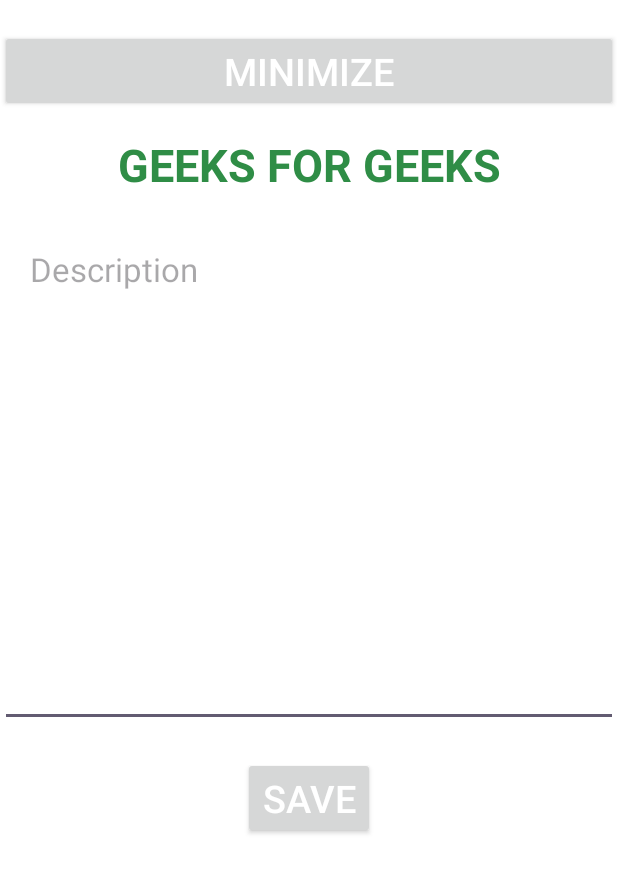
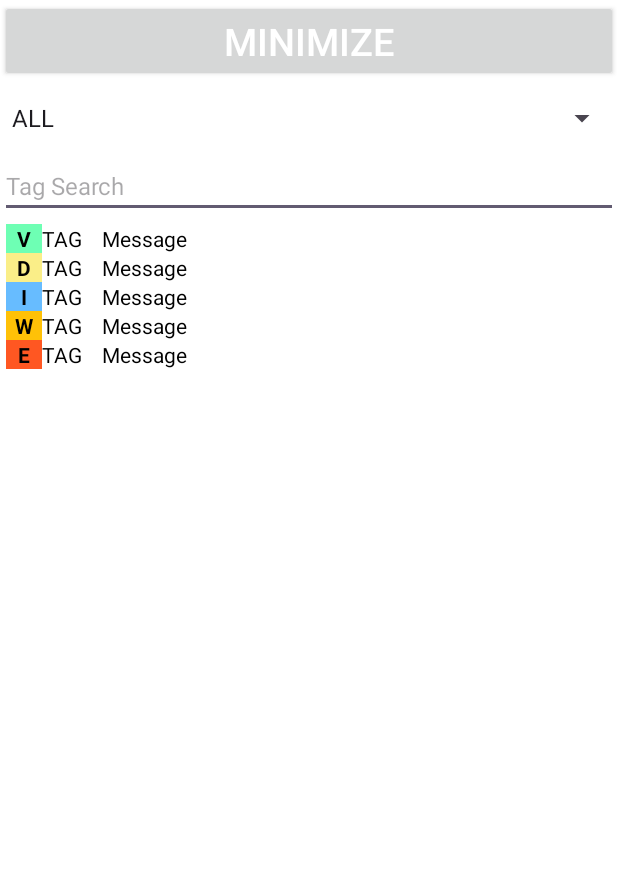
Before and after one commit to devapro/timber-log-viewer, an Android app: the LogActivity screen opened directly, with no data from a screen before it, on a phone screen of 412 x 824 dp. Shown: the top 873 px of the screen. Run offline under Robolectric (Android 15) with nearby library versions, the phone set to English and light mode, and no system bars.

Commit message:
activity UI

```diff
--- a/timber-repiter/src/main/java/com/github/devapro/logcat/timber/LogActivity.kt
+++ b/timber-repiter/src/main/java/com/github/devapro/logcat/timber/LogActivity.kt
@@ -2,12 +2,53 @@ package com.github.devapro.logcat.timber
 
 import android.app.Activity
 import android.os.Bundle
+import android.view.View
+import android.widget.AdapterView
+import android.widget.ArrayAdapter
+import android.widget.Spinner
+import androidx.recyclerview.widget.RecyclerView
+import com.github.devapro.logcat.timber.data.TestData
+import com.github.devapro.logcat.timber.model.LogType
+import com.github.devapro.logcat.timber.ui.LogAdapter
 
 class LogActivity : Activity() {
 
     override fun onCreate(savedInstanceState: Bundle?) {
         super.onCreate(savedInstanceState)
         setContentView(R.layout.activity_log)
+
+        val logAdapter = LogAdapter()
+        val logList = findViewById<RecyclerView>(R.id.log_list)
+        logList.adapter = logAdapter
+        logAdapter.setItems(TestData.logs)
+
+        val spinner = findViewById<Spinner>(R.id.log_type_spinner)
+        val items = LogType.entries.map { it.name }
+        val adapter = ArrayAdapter(
+            this,
+            android.R.layout.simple_spinner_dropdown_item,
+            listOf("ALL") + items
+        )
+        spinner.setAdapter(adapter)
+        spinner.onItemSelectedListener = object : AdapterView.OnItemSelectedListener {
+            override fun onItemSelected(
+                arg0: AdapterView<*>?,
+                arg1: View?,
+                arg2: Int,
+                arg3: Long
+            ) {
+                // Do what you want
+                val items = spinner.selectedItem.toString()
+            }
+
+            override fun onNothingSelected(arg0: AdapterView<*>?) {}
+        }
+
+        val minimizeBtn = findViewById<View>(R.id.minimize_btn)
+        minimizeBtn.setOnClickListener {
+
+            finish()
+        }
     }
 
 }
--- a/timber-repiter/src/main/java/com/github/devapro/logcat/timber/ui/LogAdapter.kt
+++ b/timber-repiter/src/main/java/com/github/devapro/logcat/timber/ui/LogAdapter.kt
@@ -2,6 +2,7 @@ package com.github.devapro.logcat.timber.ui
 
 import android.view.LayoutInflater
 import android.view.ViewGroup
+import androidx.recyclerview.widget.DiffUtil
 import androidx.recyclerview.widget.RecyclerView
 import com.github.devapro.logcat.timber.R
 import com.github.devapro.logcat.timber.model.LogItemModel
@@ -11,9 +12,11 @@ class LogAdapter: RecyclerView.Adapter<LogItemViewHolder>() {
     private val items = mutableListOf<LogItemModel>()
 
     fun setItems(newItems: List<LogItemModel>) {
+        val diffCallback = LogDiffCallback(items, newItems)
+        val diffResult = DiffUtil.calculateDiff(diffCallback)
         items.clear()
         items.addAll(newItems)
-        notifyDataSetChanged()
+        diffResult.dispatchUpdatesTo(this)
     }
 
     override fun onCreateViewHolder(parent: ViewGroup, viewType: Int): LogItemViewHolder {
--- /dev/null
+++ b/timber-repiter/src/main/java/com/github/devapro/logcat/timber/ui/LogDiffCallback.kt
@@ -0,0 +1,26 @@
+package com.github.devapro.logcat.timber.ui
+
+import androidx.recyclerview.widget.DiffUtil
+import com.github.devapro.logcat.timber.model.LogItemModel
+
+class LogDiffCallback(
+    private val oldList: List<LogItemModel>,
+    private val newList: List<LogItemModel>
+) : DiffUtil.Callback() {
+
+        override fun getOldListSize(): Int {
+            return oldList.size
+        }
+
+        override fun getNewListSize(): Int {
+            return newList.size
+        }
+
+        override fun areItemsTheSame(oldItemPosition: Int, newItemPosition: Int): Boolean {
+            return oldList[oldItemPosition].time == newList[newItemPosition].time
+        }
+
+        override fun areContentsTheSame(oldItemPosition: Int, newItemPosition: Int): Boolean {
+            return oldList[oldItemPosition] == newList[newItemPosition]
+        }
+}
--- a/timber-repiter/src/main/res/layout/activity_log.xml
+++ b/timber-repiter/src/main/res/layout/activity_log.xml
@@ -9,10 +9,10 @@
     tools:context=".LogActivity">
 
     <Button
-        android:id="@+id/buttonMinimize"
+        android:id="@+id/minimize_btn"
         android:layout_width="0dp"
         android:layout_height="wrap_content"
-        android:layout_marginTop="20dp"
+        android:layout_marginBottom="20dp"
         android:text="MINIMIZE"
         android:textColor="@android:color/white"
         android:textSize="25sp"
@@ -20,46 +20,37 @@
         app:layout_constraintStart_toStartOf="parent"
         app:layout_constraintTop_toTopOf="parent" />
 
-    <TextView
-        android:id="@+id/titleText"
-        android:layout_width="match_parent"
-        android:layout_height="70dp"
-        android:gravity="center"
-        android:text="GEEKS FOR GEEKS"
-        android:textColor="@color/primary_bg"
-        android:textSize="30sp"
-        android:textStyle="bold"
+    <Spinner
+        android:id="@+id/log_type_spinner"
+        android:layout_width="0dp"
+        android:layout_height="wrap_content"
         app:layout_constraintEnd_toEndOf="parent"
         app:layout_constraintStart_toStartOf="parent"
-        app:layout_constraintTop_toBottomOf="@+id/buttonMinimize" />
+        app:layout_constraintTop_toBottomOf="@+id/minimize_btn"
+        />
 
     <EditText
-        android:id="@+id/descEditText"
-        android:layout_width="match_parent"
-        android:layout_height="330dp"
-        android:layout_marginTop="10dp"
-        android:gravity="start"
-        android:hint="Description"
-        android:paddingLeft="20dp"
-        android:paddingTop="10dp"
-        android:paddingRight="20dp"
-        android:paddingBottom="10dp"
+        android:id="@+id/tag_search"
+        android:layout_width="0dp"
+        android:layout_height="wrap_content"
+        android:hint="Tag Search"
         android:textColor="@android:color/black"
-        android:textSize="22sp"
+        android:textSize="16sp"
         app:layout_constraintEnd_toEndOf="parent"
         app:layout_constraintStart_toStartOf="parent"
-        app:layout_constraintTop_toBottomOf="@+id/titleText" />
+        app:layout_constraintTop_toBottomOf="@+id/log_type_spinner" />
 
-    <Button
-        android:id="@+id/saveBtn"
-        android:layout_width="wrap_content"
-        android:layout_height="wrap_content"
-        android:layout_marginTop="20dp"
-        android:text="SAVE"
-        android:textColor="@android:color/white"
-        android:textSize="25sp"
+    <androidx.recyclerview.widget.RecyclerView
+        android:id="@+id/log_list"
+        android:layout_width="match_parent"
+        android:layout_height="0dp"
+        android:layout_margin="0dp"
+        android:background="@android:color/white"
+        android:padding="4dp"
+        app:layoutManager="androidx.recyclerview.widget.LinearLayoutManager"
+        app:layout_constraintBottom_toBottomOf="parent"
         app:layout_constraintEnd_toEndOf="parent"
         app:layout_constraintStart_toStartOf="parent"
-        app:layout_constraintTop_toBottomOf="@+id/descEditText" />
+        app:layout_constraintTop_toBottomOf="@+id/tag_search" />
 
 </androidx.constraintlayout.widget.ConstraintLayout>
```
